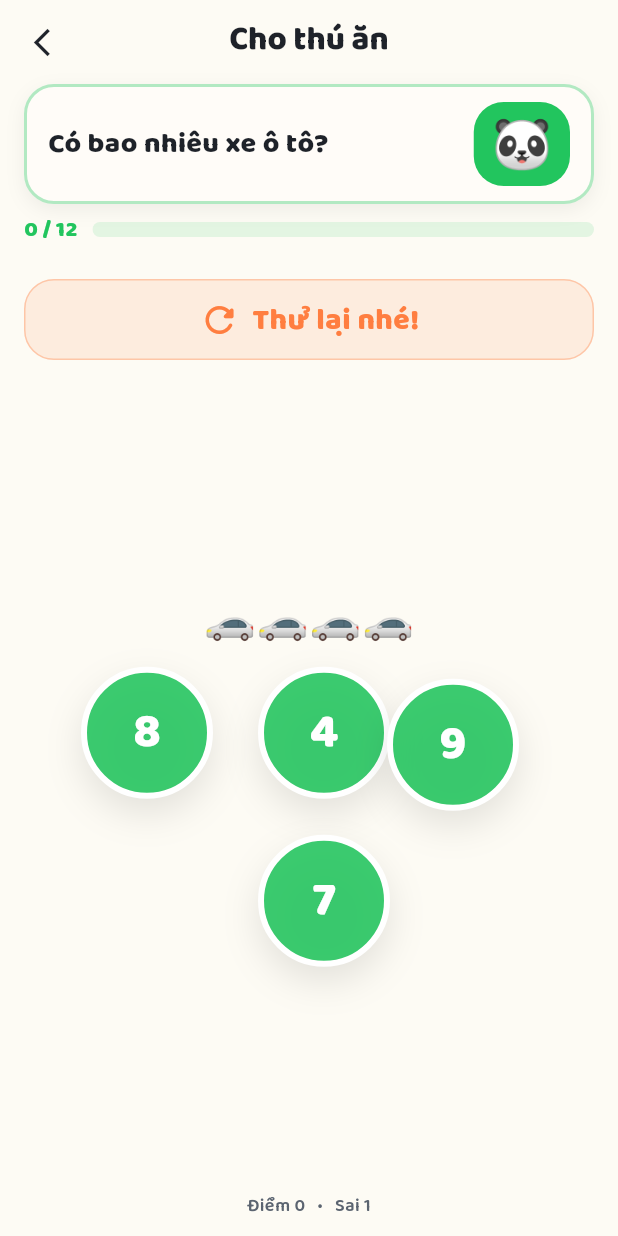
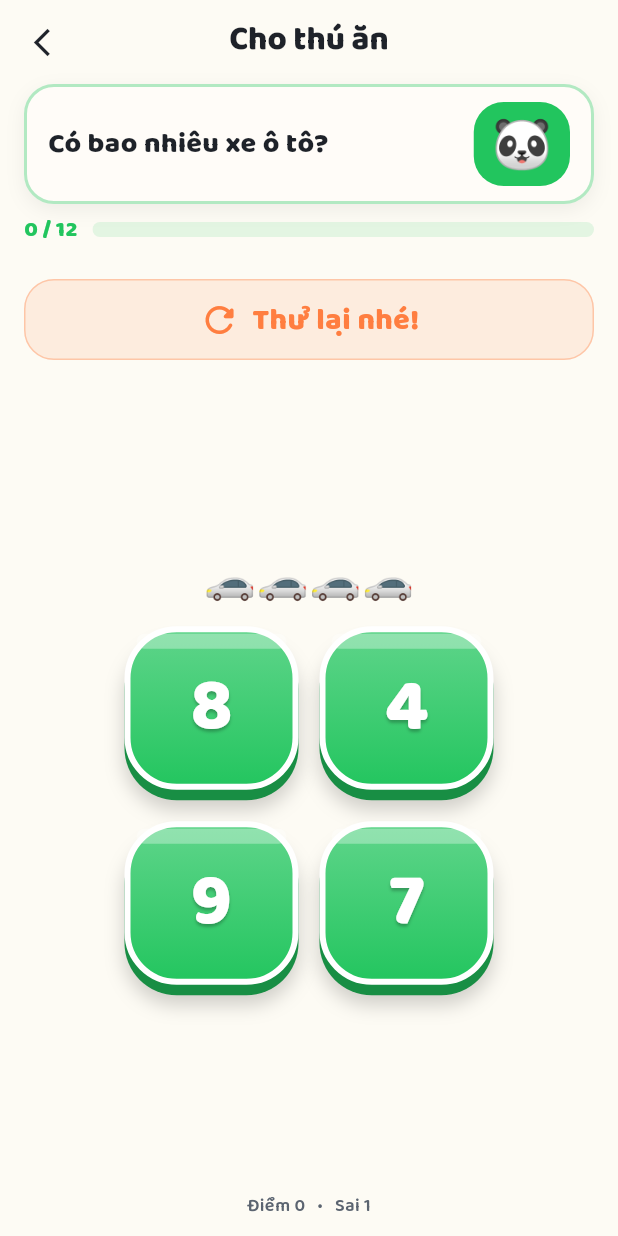
Before and after one commit to tienviet18-maker/vimai_kids, a Flutter app: the FeedAnimalGame screen opened by its route, after a tap on an icon or button, on a phone screen of 412 x 824 dp. Run offline on Flutter 3.47's test engine with Material 3 defaults, Android fonts, the phone set to English and light mode, and no system bars; our stand-ins replace audioplayers, flutter_riverpod, flutter_svg, go_router, google_fonts, hive_flutter; accounts and stored records are empty.

Commit message:
feat(shared): chunky 3D answer buttons; fix ChoiceGrid overlap
- New ChunkyButton: glossy toy-like face on a darker edge that sinks
  when pressed; whole rect is the opaque hit target. Plus ShakeOnChange
  (gentle "not quite" wobble) and PopOnChange (spring) helpers.
- ChoiceGrid: drop the Transform.translate offsets that made bubbles
  overlap and misaligned hit areas. Now a clean responsive grid of
  equal square cells (2x2 on phones, one row when wide, min 64px),
  wrong answer shakes, right answer glows. Constructor API unchanged;
  adds optional `palette` and `maxItemSize`.

Co-Authored-By: Claude Opus 5.5 (1M context) <noreply@anthropic.com>

```diff
--- a/lib/features/shared/widgets/choice_grid.dart
+++ b/lib/features/shared/widgets/choice_grid.dart
@@ -2,15 +2,26 @@ import 'package:flutter/material.dart';
 
 import '../../../core/theme/app_theme.dart';
 import '../../../core/theme/vimai_tokens.dart';
-import 'vimai_ui.dart';
+import 'chunky_button.dart';
 
-class ChoiceGrid extends StatelessWidget {
+/// Big, chunky answer buttons laid out on a clean responsive grid.
+///
+/// Every button is a fixed square cell (no offsets), so what the child sees
+/// is exactly what they can tap. Four answers sit in a 2×2 block on phones
+/// and a single row on wider screens.
+class ChoiceGrid extends StatefulWidget {
   final List<String> choices;
   final String? highlighted;
   final String? lastChoice;
   final bool? lastCorrect;
   final Color color;
   final ValueChanged<String> onSelected;
+
+  /// Optional per-button colours (cycled). Defaults to [color] for all.
+  final List<Color>? palette;
+
+  /// Largest button edge; buttons shrink to fit narrow screens.
+  final double maxItemSize;
 
   const ChoiceGrid({
     super.key,
@@ -20,28 +31,88 @@ class ChoiceGrid extends StatelessWidget {
     this.lastChoice,
     this.lastCorrect,
     this.color = AppTheme.primaryColor,
+    this.palette,
+    this.maxItemSize = 116,
   });
 
   @override
+  State<ChoiceGrid> createState() => _ChoiceGridState();
+}
+
+class _ChoiceGridState extends State<ChoiceGrid> {
+  String? _tapped;
+  int _taps = 0;
+
+  void _onTap(String choice) {
+    setState(() {
+      _tapped = choice;
+      _taps++;
+    });
+    widget.onSelected(choice);
+  }
+
+  @override
   Widget build(BuildContext context) {
-    return Wrap(
+    return LayoutBuilder(
+      builder: (context, constraints) {
+        const gap = 14.0;
+        final n = widget.choices.length;
+        if (n == 0) return const SizedBox.shrink();
+        final width =
+            constraints.maxWidth.isFinite ? constraints.maxWidth : 400.0;
+        final maxSize = widget.maxItemSize;
+        int columns;
+        if (n <= 3) {
+          columns = n;
+        } else if (n == 4) {
+          columns = width >= 4 * maxSize + 3 * gap ? 4 : 2;
+        } else {
+          columns = width >= 4 * maxSize + 3 * gap ? 4 : 3;
+        }
+        final size =
+            ((width - gap * (columns - 1)) / columns).clamp(64.0, maxSize);
+        final effectiveLast = widget.lastChoice ?? _tapped;
+        // Exact width for [columns] cells so the Wrap never packs an extra
+        // button into a row (keeps 2×2 a real 2×2).
+        final rowWidth = columns * size + (columns - 1) * gap;
+        final grid = Wrap(
           alignment: WrapAlignment.center,
-      spacing: 14,
-      runSpacing: 16,
+          spacing: gap,
+          runSpacing: gap,
           children: [
-        for (var i = 0; i < choices.length; i++)
-          Transform.translate(
-            offset: Offset(i.isOdd ? 10 : -6, i < 2 ? 0 : 8),
+            for (var i = 0; i < n; i++)
+              SizedBox(
+                key: ValueKey('choice-$i-${widget.choices[i]}'),
+                width: size,
+                height: size,
                 child: _ChoiceBubble(
-              choice: choices[i],
-              color: color,
-              selected: highlighted == choices[i] || lastChoice == choices[i],
-              isRight: lastChoice == choices[i] && lastCorrect == true,
-              isWrong: lastChoice == choices[i] && lastCorrect == false,
-              onTap: () => onSelected(choices[i]),
+                  choice: widget.choices[i],
+                  color: widget.palette == null || widget.palette!.isEmpty
+                      ? widget.color
+                      : widget.palette![i % widget.palette!.length],
+                  size: size,
+                  selected: widget.highlighted == widget.choices[i],
+                  isRight: effectiveLast == widget.choices[i] &&
+                      widget.lastCorrect == true,
+                  isWrong: effectiveLast == widget.choices[i] &&
+                      widget.lastCorrect == false,
+                  shakeKey: effectiveLast == widget.choices[i] &&
+                          widget.lastCorrect == false
+                      ? _taps
+                      : null,
+                  onTap: () => _onTap(widget.choices[i]),
                 ),
               ),
           ],
+        );
+        return Align(
+          alignment: Alignment.topCenter,
+          widthFactor: 1,
+          heightFactor: 1,
+          child:
+              SizedBox(width: rowWidth < width ? rowWidth : width, child: grid),
+        );
+      },
     );
   }
 }
@@ -50,17 +121,21 @@ class _ChoiceBubble extends StatelessWidget {
   const _ChoiceBubble({
     required this.choice,
     required this.color,
+    required this.size,
     required this.selected,
     required this.isRight,
     required this.isWrong,
+    required this.shakeKey,
     required this.onTap,
   });
 
   final String choice;
   final Color color;
+  final double size;
   final bool selected;
   final bool isRight;
   final bool isWrong;
+  final Object? shakeKey;
   final VoidCallback onTap;
 
   @override
@@ -69,31 +144,44 @@ class _ChoiceBubble extends StatelessWidget {
         ? VimaiColor.correct
         : isWrong
             ? VimaiColor.retry
-            : (selected ? color : color.withValues(alpha: 0.88));
-    return Pressable(
+            : color;
+    final long = choice.runes.length > 3;
+    return ShakeOnChange(
+      trigger: shakeKey,
+      child: AnimatedScale(
+        scale: isRight ? 1.08 : (selected ? 1.05 : 1),
+        duration: VimaiMotion.of(context, VimaiMotion.feedback),
+        curve: VimaiMotion.bounceOut,
+        child: ChunkyButton(
           semanticLabel: choice,
-      borderRadius: BorderRadius.circular(VimaiRadius.pill),
+          color: fill,
+          radius: size * 0.3,
+          depth: 7,
+          outlineWidth: 4,
+          glow: isRight ? VimaiColor.correct : null,
           onTap: onTap,
-      child: AnimatedScale(
-        scale: selected ? 1.06 : 1,
-        duration: VimaiMotion.of(context, VimaiMotion.feedback),
-        child: Container(
-          width: 88,
-          height: 88,
-          alignment: Alignment.center,
-          decoration: BoxDecoration(
-            color: fill,
-            shape: BoxShape.circle,
-            boxShadow: VimaiShadow.lift,
-            border: Border.all(color: Colors.white, width: 4),
-          ),
+          child: SizedBox.expand(
+            child: Padding(
+              padding: EdgeInsets.symmetric(
+                  horizontal: size * 0.1, vertical: size * 0.08),
               child: FittedBox(
                 fit: BoxFit.scaleDown,
-            child: Padding(
-              padding: const EdgeInsets.all(8),
                 child: Text(
                   choice,
-                style: const TextStyle(fontSize: 32, fontWeight: FontWeight.w800, color: Colors.white),
+                  textAlign: TextAlign.center,
+                  style: TextStyle(
+                    fontSize: long ? size * 0.26 : size * 0.42,
+                    fontWeight: FontWeight.w900,
+                    color: Colors.white,
+                    height: 1.1,
+                    shadows: const [
+                      Shadow(
+                          color: Color(0x40000000),
+                          offset: Offset(0, 2),
+                          blurRadius: 2)
+                    ],
+                  ),
+                ),
               ),
             ),
           ),
--- /dev/null
+++ b/lib/features/shared/widgets/chunky_button.dart
@@ -0,0 +1,284 @@
+import 'package:flutter/material.dart';
+import 'package:flutter/services.dart';
+
+import '../../../core/theme/vimai_tokens.dart';
+
+/// A chunky, toy-like 3D button: a glossy coloured face sitting on a darker
+/// "edge" that sinks when the child presses it.
+///
+/// The whole rectangle is the hit target (opaque), so taps register on Safari
+/// without hunting for the child.
+class ChunkyButton extends StatefulWidget {
+  const ChunkyButton({
+    super.key,
+    required this.child,
+    required this.onTap,
+    this.color = VimaiColor.coral,
+    this.depth = 6,
+    this.radius = VimaiRadius.lg,
+    this.circle = false,
+    this.semanticLabel,
+    this.padding = EdgeInsets.zero,
+    this.outline = Colors.white,
+    this.outlineWidth = 3,
+    this.glow,
+  });
+
+  final Widget child;
+  final VoidCallback? onTap;
+  final Color color;
+  final double depth;
+  final double radius;
+  final bool circle;
+  final String? semanticLabel;
+  final EdgeInsetsGeometry padding;
+  final Color outline;
+  final double outlineWidth;
+
+  /// Optional coloured halo (e.g. green when the answer is right).
+  final Color? glow;
+
+  @override
+  State<ChunkyButton> createState() => _ChunkyButtonState();
+}
+
+class _ChunkyButtonState extends State<ChunkyButton> {
+  bool _down = false;
+
+  void _set(bool v) {
+    if (_down == v || !mounted) return;
+    setState(() => _down = v);
+  }
+
+  @override
+  Widget build(BuildContext context) {
+    final enabled = widget.onTap != null;
+    final base = enabled
+        ? widget.color
+        : Color.lerp(widget.color, const Color(0xFFB9BEC6), 0.65)!;
+    final edge = Color.lerp(base, Colors.black, 0.28)!;
+    final top = Color.lerp(base, Colors.white, 0.28)!;
+    final sink = _down ? widget.depth * 0.75 : 0.0;
+    final duration = VimaiMotion.of(context, VimaiMotion.tap);
+    final shape = widget.circle ? BoxShape.circle : BoxShape.rectangle;
+    final radius = widget.circle ? null : BorderRadius.circular(widget.radius);
+
+    return Semantics(
+      button: enabled,
+      enabled: enabled,
+      label: widget.semanticLabel,
+      child: GestureDetector(
+        behavior: HitTestBehavior.opaque,
+        onTapDown: enabled ? (_) => _set(true) : null,
+        onTapUp: enabled ? (_) => _set(false) : null,
+        onTapCancel: () => _set(false),
+        onTap: enabled
+            ? () {
+                HapticFeedback.selectionClick();
+                widget.onTap!();
+              }
+            : null,
+        child: Stack(
+          fit: StackFit.passthrough,
+          children: [
+            Positioned.fill(
+              top: widget.depth,
+              child: DecoratedBox(
+                decoration: BoxDecoration(
+                  color: edge,
+                  shape: shape,
+                  borderRadius: radius,
+                  boxShadow: [
+                    BoxShadow(
+                      color: (widget.glow ?? Colors.black)
+                          .withValues(alpha: widget.glow == null ? 0.18 : 0.55),
+                      blurRadius: widget.glow == null ? 10 : 22,
+                      spreadRadius: widget.glow == null ? 0 : 3,
+                      offset: Offset(0, widget.glow == null ? 6 : 0),
+                    ),
+                  ],
+                ),
+              ),
+            ),
+            AnimatedPadding(
+              duration: duration,
+              curve: Curves.easeOut,
+              padding: EdgeInsets.only(top: sink, bottom: widget.depth - sink),
+              child: DecoratedBox(
+                decoration: BoxDecoration(
+                  shape: shape,
+                  borderRadius: radius,
+                  gradient: LinearGradient(
+                    begin: Alignment.topCenter,
+                    end: Alignment.bottomCenter,
+                    colors: [top, base],
+                  ),
+                  border: widget.outlineWidth > 0
+                      ? Border.all(
+                          color: widget.outline, width: widget.outlineWidth)
+                      : null,
+                ),
+                child: Stack(
+                  alignment: Alignment.center,
+                  children: [
+                    // Glossy highlight across the top of the face.
+                    if (widget.circle)
+                      Positioned.fill(
+                        child: FractionallySizedBox(
+                          alignment: const Alignment(-0.45, -0.62),
+                          widthFactor: 0.34,
+                          heightFactor: 0.16,
+                          child: DecoratedBox(
+                            decoration: BoxDecoration(
+                              color: Colors.white.withValues(alpha: 0.35),
+                              borderRadius: BorderRadius.circular(99),
+                            ),
+                          ),
+                        ),
+                      )
+                    else
+                      Positioned(
+                        left: 0,
+                        right: 0,
+                        top: 0,
+                        child: FractionallySizedBox(
+                          widthFactor: 0.86,
+                          child: Container(
+                            height: 10,
+                            margin: const EdgeInsets.only(top: 5),
+                            decoration: BoxDecoration(
+                              color: Colors.white.withValues(alpha: 0.32),
+                              borderRadius: BorderRadius.circular(99),
+                            ),
+                          ),
+                        ),
+                      ),
+                    Padding(padding: widget.padding, child: widget.child),
+                  ],
+                ),
+              ),
+            ),
+          ],
+        ),
+      ),
+    );
+  }
+}
+
+/// Shakes its child sideways each time [trigger] changes to a new non-null
+/// value — a gentle "not quite" wobble, never a punishment.
+class ShakeOnChange extends StatefulWidget {
+  const ShakeOnChange(
+      {super.key,
+      required this.trigger,
+      required this.child,
+      this.distance = 9});
+
+  final Object? trigger;
+  final Widget child;
+  final double distance;
+
+  @override
+  State<ShakeOnChange> createState() => _ShakeOnChangeState();
+}
+
+class _ShakeOnChangeState extends State<ShakeOnChange>
+    with SingleTickerProviderStateMixin {
+  late final AnimationController _c = AnimationController(
+      vsync: this, duration: const Duration(milliseconds: 460));
+
+  @override
+  void didUpdateWidget(covariant ShakeOnChange oldWidget) {
+    super.didUpdateWidget(oldWidget);
+    if (widget.trigger != null &&
+        widget.trigger != oldWidget.trigger &&
+        !MediaQuery.disableAnimationsOf(context)) {
+      _c.forward(from: 0);
+    }
+  }
+
+  @override
+  void dispose() {
+    _c.dispose();
+    super.dispose();
+  }
+
+  @override
+  Widget build(BuildContext context) {
+    return AnimatedBuilder(
+      animation: _c,
+      builder: (context, child) {
+        final t = _c.value;
+        final dx =
+            t == 0 || t == 1 ? 0.0 : _wave(t) * widget.distance * (1 - t);
+        return Transform.translate(offset: Offset(dx, 0), child: child);
+      },
+      child: widget.child,
+    );
+  }
+
+  static double _wave(double t) {
+    // Three soft swings.
+    const turns = 3.0;
+    final x = t * turns * 2;
+    final f = x - x.floorToDouble();
+    final tri = f < 0.5 ? f * 4 - 1 : 3 - f * 4;
+    return tri;
+  }
+}
+
+/// Springs its child up (scale) each time [trigger] changes.
+class PopOnChange extends StatefulWidget {
+  const PopOnChange(
+      {super.key,
+      required this.trigger,
+      required this.child,
+      this.amount = 0.22});
+
+  final Object? trigger;
+  final Widget child;
+  final double amount;
+
+  @override
+  State<PopOnChange> createState() => _PopOnChangeState();
+}
+
+class _PopOnChangeState extends State<PopOnChange>
+    with SingleTickerProviderStateMixin {
+  late final AnimationController _c = AnimationController(
+      vsync: this, duration: const Duration(milliseconds: 520), value: 1);
+
+  @override
+  void didUpdateWidget(covariant PopOnChange oldWidget) {
+    super.didUpdateWidget(oldWidget);
+    if (widget.trigger != oldWidget.trigger &&
+        !MediaQuery.disableAnimationsOf(context)) {
+      _c.forward(from: 0);
+    }
+  }
+
+  @override
+  void dispose() {
+    _c.dispose();
+    super.dispose();
+  }
+
+  @override
+  Widget build(BuildContext context) {
+    return AnimatedBuilder(
+      animation: _c,
+      builder: (context, child) {
+        final t = _c.value;
+        // Quick rise then an elastic settle back to 1.
+        final s = t >= 1
+            ? 1.0
+            : 1 +
+                widget.amount *
+                    Curves.easeOut.transform(1 - t) *
+                    (t < 0.18 ? t / 0.18 : 1);
+        return Transform.scale(scale: s, child: child);
+      },
+      child: widget.child,
+    );
+  }
+}
```
Lines whose indentation alone changed are shown as unchanged.
